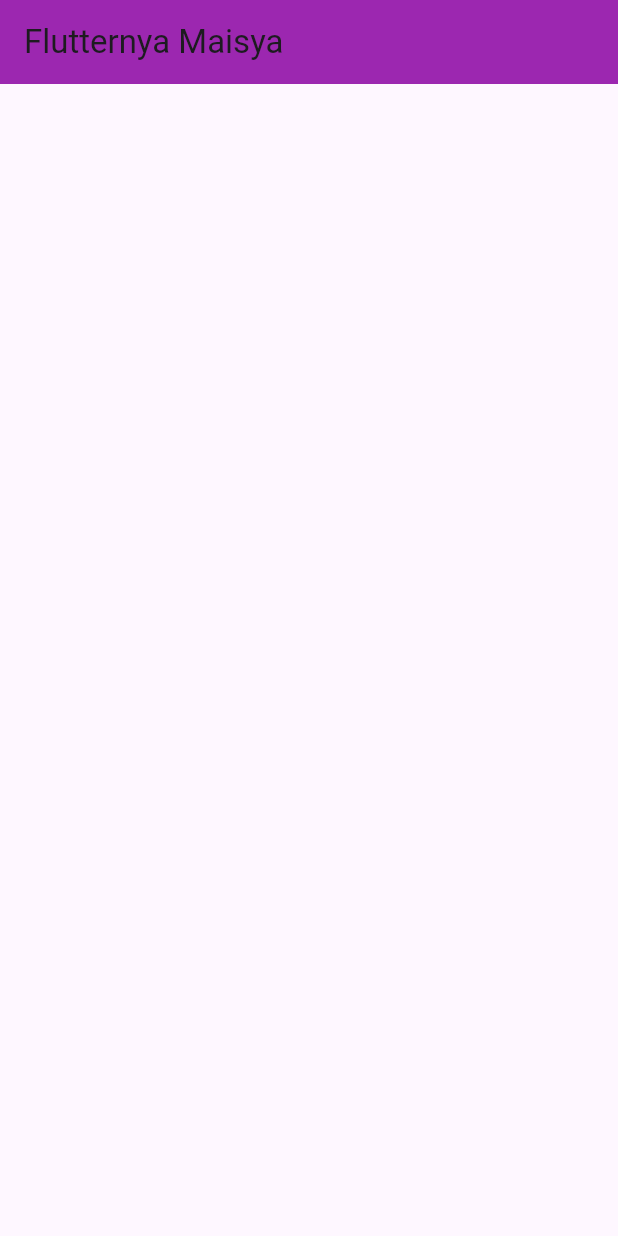
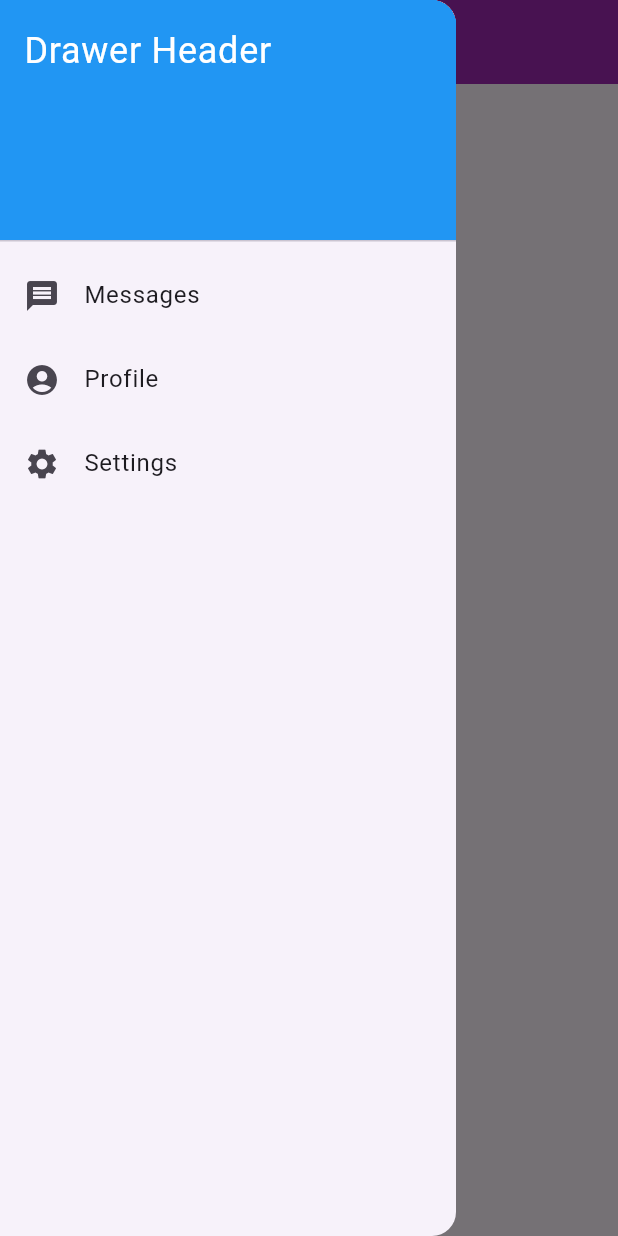
Before and after one commit to maisyadhia/projectsem5, a Flutter app: the screen it shows after launch, with the side drawer open (before the commit the screen has no drawer), on a phone screen of 412 x 824 dp. Run offline on Flutter 3.47's test engine with Material 3 defaults, Android fonts, the phone set to English and light mode, and no system bars.

Commit message:
add drawer menu

```diff
--- a/lib/main.dart
+++ b/lib/main.dart
@@ -15,6 +15,25 @@ class Sib3a extends StatelessWidget {
           title: Text('Flutternya Maisya'),
           backgroundColor: Colors.purple,
         ),
+        drawer: Drawer(
+          child: ListView(
+            padding: EdgeInsets.zero,
+            children: [
+              DrawerHeader(
+                decoration: BoxDecoration(color: Colors.blue),
+                child: Text(
+                  'Drawer Header',
+                  style: TextStyle(color: Colors.white, fontSize: 24),
+                ),
+              ),
+              ListTile(leading: Icon(Icons.message), title: Text('Messages')),
+              ListTile(
+                  leading: Icon(Icons.account_circle),
+                  title: Text('Profile')),
+              ListTile(leading: Icon(Icons.settings), title: Text('Settings')),
+            ],
+          ),
+        ),
       ),
     );
   }
```
